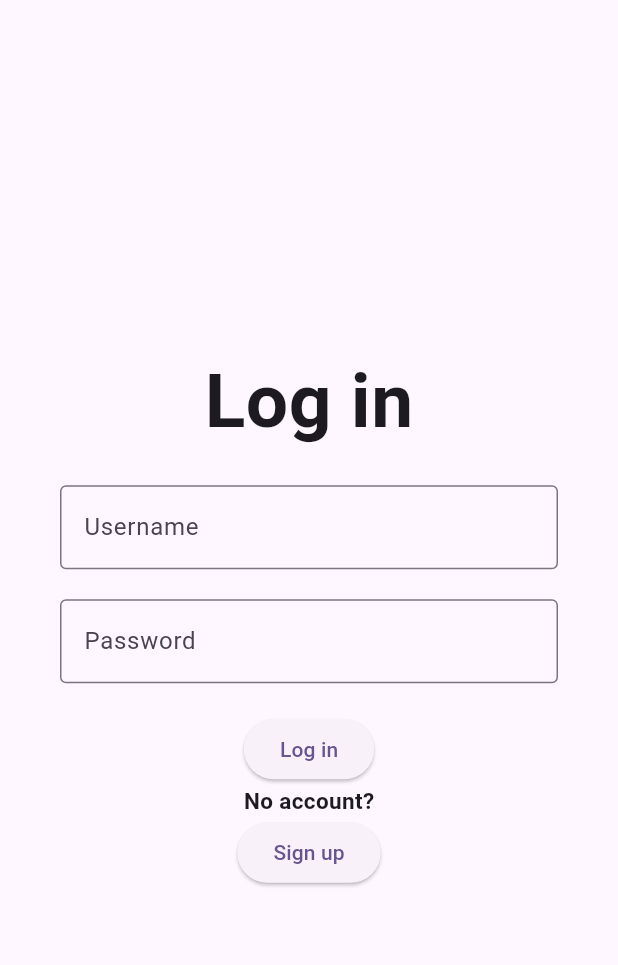
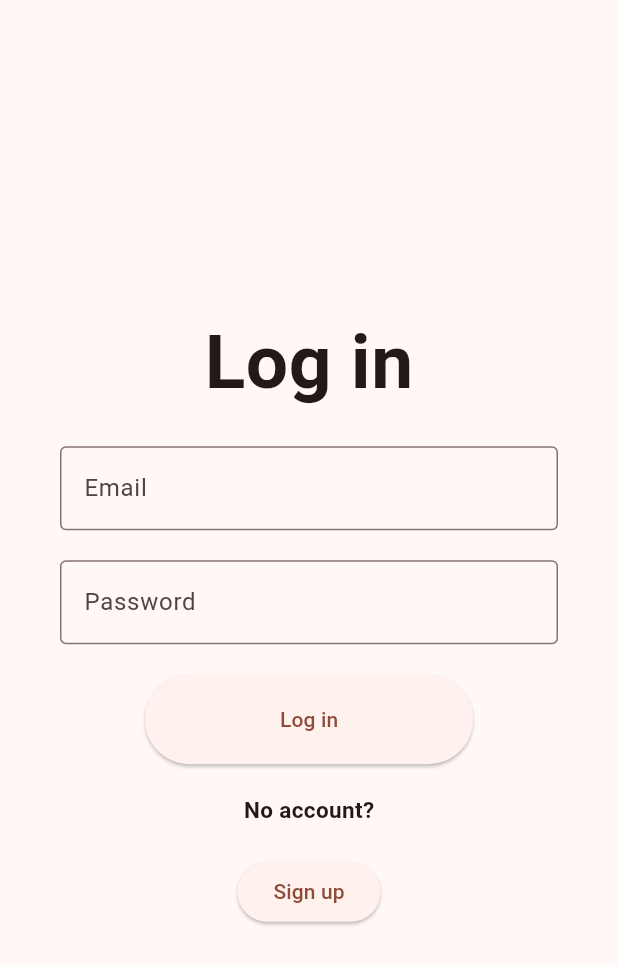
Before and after one commit to James-h-1969/liverun, a Flutter app: the screen it shows after launch, on a phone screen of 412 x 824 dp. Shown: the top 965 px of the screen. Run offline on Flutter 3.47's test engine with Material 3 defaults, Android fonts, the light colour scheme and no system bars; our stand-ins replace cloud_firestore, firebase_auth, firebase_core; accounts and stored records are empty.

```diff
--- a/liverun/lib/main.dart
+++ b/liverun/lib/main.dart
@@ -24,7 +24,7 @@ class MyApp extends StatelessWidget {
     return MaterialApp(
       title: 'Flutter Demo',
       theme: ThemeData(
-        colorScheme: ColorScheme.fromSeed(seedColor: Colors.deepPurple),
+        colorScheme: ColorScheme.fromSeed(seedColor: Colors.deepOrange),
         useMaterial3: true,
       ),
       home: MyLogin(auth: myAuthService),
--- a/liverun/lib/pages/home_screen.dart
+++ b/liverun/lib/pages/home_screen.dart
@@ -70,9 +70,7 @@ class _MyHomePageState extends State<MyHomePage> {
       ),
 
       floatingActionButton: FloatingActionButton(
-        onPressed: () async {
-          await widget.auth.logout;
-        },
+        onPressed: () => widget.auth.logout(context),
         tooltip: 'Increment',
         child: const Icon(Icons.logout),
       ), // This trailing comma makes auto-formatting nicer for build methods.
--- a/liverun/lib/pages/login.dart
+++ b/liverun/lib/pages/login.dart
@@ -33,7 +33,7 @@ class MyLogin extends StatelessWidget {
                 controller: userNameController,
                 decoration: InputDecoration(
                   border: OutlineInputBorder(),
-                  hintText: 'Username',
+                  hintText: 'Email',
                 ),
               ),
               SizedBox(height: 20),
@@ -49,7 +49,11 @@ class MyLogin extends StatelessWidget {
               ElevatedButton(
                 onPressed: () => auth.logIn(context, userNameController.text, passWordController.text),
                 child: Text("Log in"),
+                style: ButtonStyle(
+                  padding: MaterialStateProperty.all(EdgeInsets.symmetric(vertical: 20, horizontal: 90)),
+                ),
               ),
+              SizedBox(height: 20),
               Text(
                 "No account?",
                 style: TextStyle(
@@ -57,6 +61,7 @@ class MyLogin extends StatelessWidget {
                   fontWeight: FontWeight.bold,
                 ),
               ),
+              SizedBox(height: 20),
               ElevatedButton(
                 onPressed: () => auth.signUp(context, userNameController.text, passWordController.text),
                 child: Text("Sign up"),
```
Also changed, not shown: liverun/lib/functions/auth.dart (+16 -2 lines).
